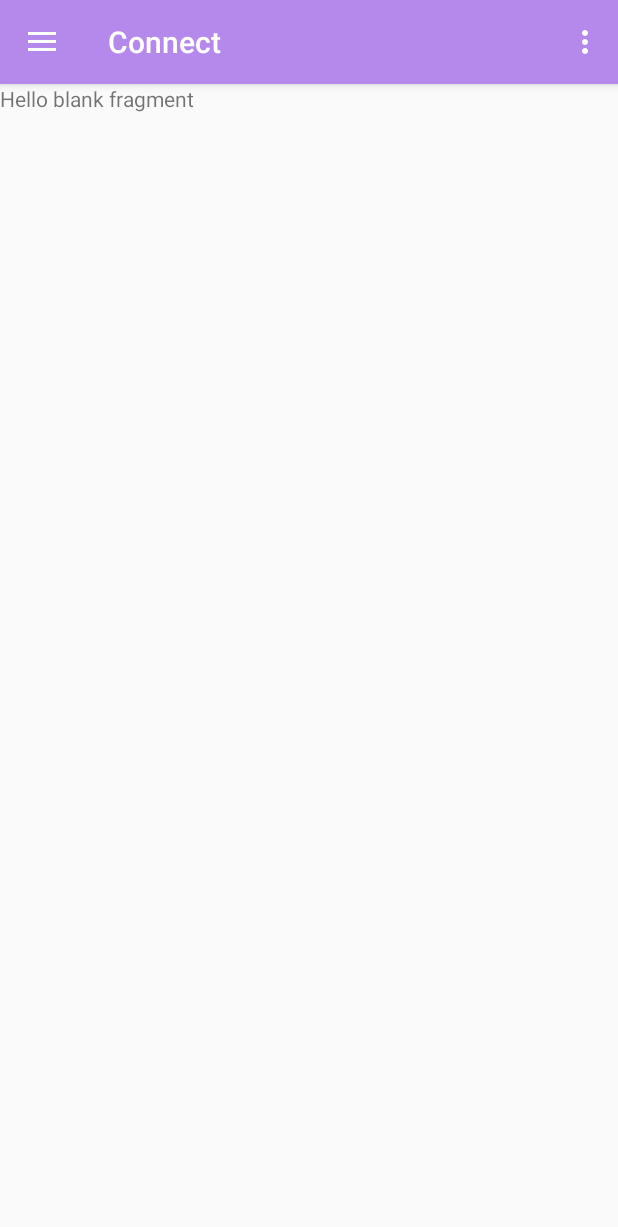
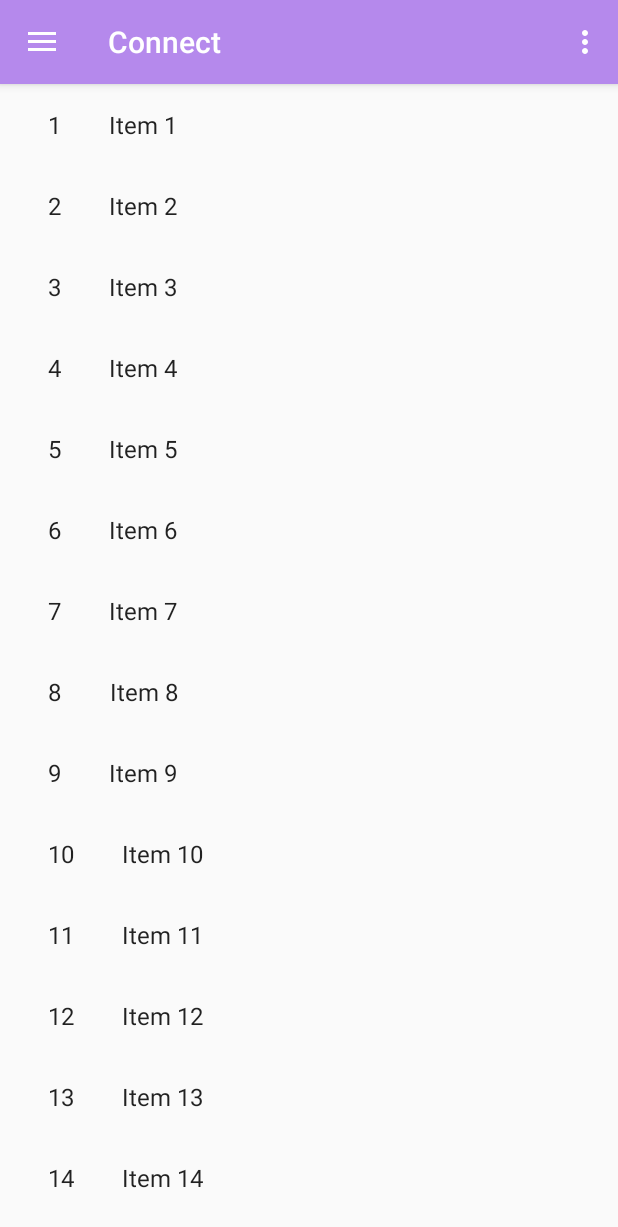
Before and after one commit to sidmjack/Technica-App-2017, an Android app: the screen it shows after launch (MainActivity), in the side drawer, after a tap on "Connect", on a phone screen of 412 x 824 dp. Shown: the top 1227 px of the screen. Run offline under Robolectric (Android 15) with nearby library versions, the phone set to English and light mode, and no system bars.

Commit message:
Contact lists and tabs are working!

```diff
--- /dev/null
+++ b/app/src/main/java/com/sidneyjackson/technica_2017/ContactFragment.java
@@ -0,0 +1,103 @@
+package com.sidneyjackson.technica_2017;
+
+import android.content.Context;
+import android.os.Bundle;
+import android.support.v4.app.Fragment;
+import android.support.v7.widget.GridLayoutManager;
+import android.support.v7.widget.LinearLayoutManager;
+import android.support.v7.widget.RecyclerView;
+import android.view.LayoutInflater;
+import android.view.View;
+import android.view.ViewGroup;
+
+import com.sidneyjackson.technica_2017.dummy.DummyContent;
+import com.sidneyjackson.technica_2017.dummy.DummyContent.DummyItem;
+
+import java.util.List;
+
+/**
+ * A fragment representing a list of Items.
+ * <p/>
+ * Activities containing this fragment MUST implement the {@link OnListFragmentInteractionListener}
+ * interface.
+ */
+public class ContactFragment extends Fragment {
+
+    // TODO: Customize parameter argument names
+    private static final String ARG_COLUMN_COUNT = "column-count";
+    // TODO: Customize parameters
+    private int mColumnCount = 1;
+    private OnListFragmentInteractionListener mListener;
+
+    /**
+     * Mandatory empty constructor for the fragment manager to instantiate the
+     * fragment (e.g. upon screen orientation changes).
+     */
+    public ContactFragment() {
+    }
+
+    // TODO: Customize parameter initialization
+    @SuppressWarnings("unused")
+    public static ContactFragment newInstance(int columnCount) {
+        ContactFragment fragment = new ContactFragment();
+        Bundle args = new Bundle();
+        args.putInt(ARG_COLUMN_COUNT, columnCount);
+        fragment.setArguments(args);
+        return fragment;
+    }
+
+    @Override
+    public void onCreate(Bundle savedInstanceState) {
+        super.onCreate(savedInstanceState);
+
+        if (getArguments() != null) {
+            mColumnCount = getArguments().getInt(ARG_COLUMN_COUNT);
+        }
+    }
+
+    @Override
+    public View onCreateView(LayoutInflater inflater, ViewGroup container,
+                             Bundle savedInstanceState) {
+        View view = inflater.inflate(R.layout.fragment_contact_list, container, false);
+
+        // Set the adapter
+        if (view instanceof RecyclerView) {
+            Context context = view.getContext();
+            RecyclerView recyclerView = (RecyclerView) view;
+            if (mColumnCount <= 1) {
+                recyclerView.setLayoutManager(new LinearLayoutManager(context));
+            } else {
+                recyclerView.setLayoutManager(new GridLayoutManager(context, mColumnCount));
+            }
+            recyclerView.setAdapter(new MyContactRecyclerViewAdapter(DummyContent.ITEMS, mListener));
+        }
+        return view;
+    }
+
+
+    @Override
+    public void onAttach(Context context) {
+        super.onAttach(context);
+    }
+
+    @Override
+    public void onDetach() {
+        super.onDetach();
+        mListener = null;
+    }
+
+    /**
+     * This interface must be implemented by activities that contain this
+     * fragment to allow an interaction in this fragment to be communicated
+     * to the activity and potentially other fragments contained in that
+     * activity.
+     * <p/>
+     * See the Android Training lesson <a href=
+     * "http://developer.android.com/training/basics/fragments/communicating.html"
+     * >Communicating with Other Fragments</a> for more information.
+     */
+    public interface OnListFragmentInteractionListener {
+        // TODO: Update argument type and name
+        void onListFragmentInteraction(DummyItem item);
+    }
+}
--- a/app/src/main/java/com/sidneyjackson/technica_2017/ContactsFragment.java
+++ b/app/src/main/java/com/sidneyjackson/technica_2017/ContactsFragment.java
@@ -4,6 +4,7 @@
 import android.net.Uri;
 import android.os.Bundle;
 import android.support.v4.app.Fragment;
+import android.support.v4.app.FragmentTabHost;
 import android.view.LayoutInflater;
 import android.view.View;
 import android.view.ViewGroup;
@@ -23,13 +24,12 @@
     private static final String ARG_PARAM1 = "param1";
     private static final String ARG_PARAM2 = "param2";
 
-    private View rootView;
-
     // TODO: Rename and change types of parameters
     private String mParam1;
     private String mParam2;
 
     private OnFragmentInteractionListener mListener;
+    private FragmentTabHost host;
 
     public ContactsFragment() {
         // Required empty public constructor
@@ -66,15 +66,13 @@
     public View onCreateView(LayoutInflater inflater, ViewGroup container,
                              Bundle savedInstanceState) {
         // Inflate the layout for this fragment
-        rootView = inflater.inflate(R.layout.fragment_contacts, container, false);
-        getActivity().setTitle(R.string.connect_title);
-        return rootView;
-    }
+        host = new FragmentTabHost(getActivity());
+        host.setup(getActivity(), getChildFragmentManager(), R.layout.fragment_contacts);
 
-    @Override
-    public void onResume() {
-        super.onResume();
-        getActivity().setTitle(R.string.connect_title);
+        host.addTab(host.newTabSpec("contact").setIndicator("contact"), ContactFragment.class, null);
+        host.addTab(host.newTabSpec("potential").setIndicator("potential"), PotentialContactFragment.class, null);
+
+        return host;
     }
 
     // TODO: Rename method, update argument and hook method into UI event
@@ -95,6 +93,12 @@
         mListener = null;
     }
 
+    @Override
+    public void onDestroyView() {
+        super.onDestroyView();
+        host = null;
+    }
+
     /**
      * This interface must be implemented by activities that contain this
      * fragment to allow an interaction in this fragment to be communicated
--- /dev/null
+++ b/app/src/main/java/com/sidneyjackson/technica_2017/MyContactRecyclerViewAdapter.java
@@ -0,0 +1,77 @@
+package com.sidneyjackson.technica_2017;
+
+import android.support.v7.widget.RecyclerView;
+import android.view.LayoutInflater;
+import android.view.View;
+import android.view.ViewGroup;
+import android.widget.TextView;
+
+import com.sidneyjackson.technica_2017.ContactFragment.OnListFragmentInteractionListener;
+import com.sidneyjackson.technica_2017.dummy.DummyContent.DummyItem;
+
+import java.util.List;
+
+/**
+ * {@link RecyclerView.Adapter} that can display a {@link DummyItem} and makes a call to the
+ * specified {@link OnListFragmentInteractionListener}.
+ * TODO: Replace the implementation with code for your data type.
+ */
+public class MyContactRecyclerViewAdapter extends RecyclerView.Adapter<MyContactRecyclerViewAdapter.ViewHolder> {
+
+    private final List<DummyItem> mValues;
+    private final OnListFragmentInteractionListener mListener;
+
+    public MyContactRecyclerViewAdapter(List<DummyItem> items, OnListFragmentInteractionListener listener) {
+        mValues = items;
+        mListener = listener;
+    }
+
+    @Override
+    public ViewHolder onCreateViewHolder(ViewGroup parent, int viewType) {
+        View view = LayoutInflater.from(parent.getContext())
+                .inflate(R.layout.fragment_contact, parent, false);
+        return new ViewHolder(view);
+    }
+
+    @Override
+    public void onBindViewHolder(final ViewHolder holder, int position) {
+        holder.mItem = mValues.get(position);
+        holder.mIdView.setText(mValues.get(position).id);
+        holder.mContentView.setText(mValues.get(position).content);
+
+        holder.mView.setOnClickListener(new View.OnClickListener() {
+            @Override
+            public void onClick(View v) {
+                if (null != mListener) {
+                    // Notify the active callbacks interface (the activity, if the
+                    // fragment is attached to one) that an item has been selected.
+                    mListener.onListFragmentInteraction(holder.mItem);
+                }
+            }
+        });
+    }
+
+    @Override
+    public int getItemCount() {
+        return mValues.size();
+    }
+
+    public class ViewHolder extends RecyclerView.ViewHolder {
+        public final View mView;
+        public final TextView mIdView;
+        public final TextView mContentView;
+        public DummyItem mItem;
+
+        public ViewHolder(View view) {
+            super(view);
+            mView = view;
+            mIdView = (TextView) view.findViewById(R.id.id);
+            mContentView = (TextView) view.findViewById(R.id.content);
+        }
+
+        @Override
+        public String toString() {
+            return super.toString() + " '" + mContentView.getText() + "'";
+        }
+    }
+}
--- /dev/null
+++ b/app/src/main/java/com/sidneyjackson/technica_2017/dummy/DummyContent.java
@@ -0,0 +1,72 @@
+package com.sidneyjackson.technica_2017.dummy;
+
+import java.util.ArrayList;
+import java.util.HashMap;
+import java.util.List;
+import java.util.Map;
+
+/**
+ * Helper class for providing sample content for user interfaces created by
+ * Android template wizards.
+ * <p>
+ * TODO: Replace all uses of this class before publishing your app.
+ */
+public class DummyContent {
+
+    /**
+     * An array of sample (dummy) items.
+     */
+    public static final List<DummyItem> ITEMS = new ArrayList<DummyItem>();
+
+    /**
+     * A map of sample (dummy) items, by ID.
+     */
+    public static final Map<String, DummyItem> ITEM_MAP = new HashMap<String, DummyItem>();
+
+    private static final int COUNT = 25;
+
+    static {
+        // Add some sample items.
+        for (int i = 1; i <= COUNT; i++) {
+            addItem(createDummyItem(i));
+        }
+    }
+
+    private static void addItem(DummyItem item) {
+        ITEMS.add(item);
+        ITEM_MAP.put(item.id, item);
+    }
+
+    private static DummyItem createDummyItem(int position) {
+        return new DummyItem(String.valueOf(position), "Item " + position, makeDetails(position));
+    }
+
+    private static String makeDetails(int position) {
+        StringBuilder builder = new StringBuilder();
+        builder.append("Details about Item: ").append(position);
+        for (int i = 0; i < position; i++) {
+            builder.append("\nMore details information here.");
+        }
+        return builder.toString();
+    }
+
+    /**
+     * A dummy item representing a piece of content.
+     */
+    public static class DummyItem {
+        public final String id;
+        public final String content;
+        public final String details;
+
+        public DummyItem(String id, String content, String details) {
+            this.id = id;
+            this.content = content;
+            this.details = details;
+        }
+
+        @Override
+        public String toString() {
+            return content;
+        }
+    }
+}
--- /dev/null
+++ b/app/src/main/res/layout/fragment_contact.xml
@@ -0,0 +1,21 @@
+<?xml version="1.0" encoding="utf-8"?>
+<LinearLayout xmlns:android="http://schemas.android.com/apk/res/android"
+    android:layout_width="wrap_content"
+    android:layout_height="wrap_content"
+    android:orientation="horizontal"
+    android:id="@+id/contact_tab">
+
+    <TextView
+        android:id="@+id/id"
+        android:layout_width="wrap_content"
+        android:layout_height="wrap_content"
+        android:layout_margin="@dimen/text_margin"
+        android:textAppearance="?attr/textAppearanceListItem" />
+
+    <TextView
+        android:id="@+id/content"
+        android:layout_width="wrap_content"
+        android:layout_height="wrap_content"
+        android:layout_margin="@dimen/text_margin"
+        android:textAppearance="?attr/textAppearanceListItem" />
+</LinearLayout>
--- /dev/null
+++ b/app/src/main/res/layout/fragment_contact_list.xml
@@ -0,0 +1,13 @@
+<?xml version="1.0" encoding="utf-8"?>
+<android.support.v7.widget.RecyclerView xmlns:android="http://schemas.android.com/apk/res/android"
+    xmlns:app="http://schemas.android.com/apk/res-auto"
+    xmlns:tools="http://schemas.android.com/tools"
+    android:id="@+id/list"
+    android:name="com.sidneyjackson.technica_2017.ContactFragment"
+    android:layout_width="match_parent"
+    android:layout_height="match_parent"
+    android:layout_marginLeft="16dp"
+    android:layout_marginRight="16dp"
+    app:layoutManager="LinearLayoutManager"
+    tools:context="com.sidneyjackson.technica_2017.ContactFragment"
+    tools:listitem="@layout/fragment_contact" />
--- a/app/src/main/res/layout/fragment_contacts.xml
+++ b/app/src/main/res/layout/fragment_contacts.xml
@@ -4,10 +4,4 @@
     android:layout_height="match_parent"
     tools:context="com.sidneyjackson.technica_2017.ContactsFragment">
 
-    <!-- TODO: Update blank fragment layout -->
-    <TextView
-        android:layout_width="match_parent"
-        android:layout_height="match_parent"
-        android:text="@string/hello_blank_fragment" />
-
 </FrameLayout>
--- a/app/src/main/res/values/dimens.xml
+++ b/app/src/main/res/values/dimens.xml
@@ -5,4 +5,5 @@
     <dimen name="nav_header_vertical_spacing">8dp</dimen>
     <dimen name="nav_header_height">176dp</dimen>
     <dimen name="fab_margin">16dp</dimen>
+    <dimen name="text_margin">16dp</dimen>
 </resources>
--- a/app/src/main/res/values/strings.xml
+++ b/app/src/main/res/values/strings.xml
@@ -13,4 +13,7 @@
     <string name="home_title">News Feed</string>
     <string name="connect_title">Connect</string>
     <string name="profile_title">Profile</string>
+
+    <string name="tab_contacts">Contacts</string>
+    <string name="tab_potential_contacts">Potential Contacts</string>
 </resources>
```
Also changed, not shown: app/src/main/java/com/sidneyjackson/technica_2017/MyPotentialContactRecyclerViewAdapter.java (added, +77 -0 lines), app/src/main/java/com/sidneyjackson/technica_2017/PotentialContactFragment.java (added, +103 -0 lines), app/src/main/res/layout/fragment_potential_contact.xml (added, +21 -0 lines), app/src/main/res/layout/fragment_potential_contact_list.xml (added, +13 -0 lines), app/src/main/res/layout/fragment_profile.xml (+12 -12 lines).
